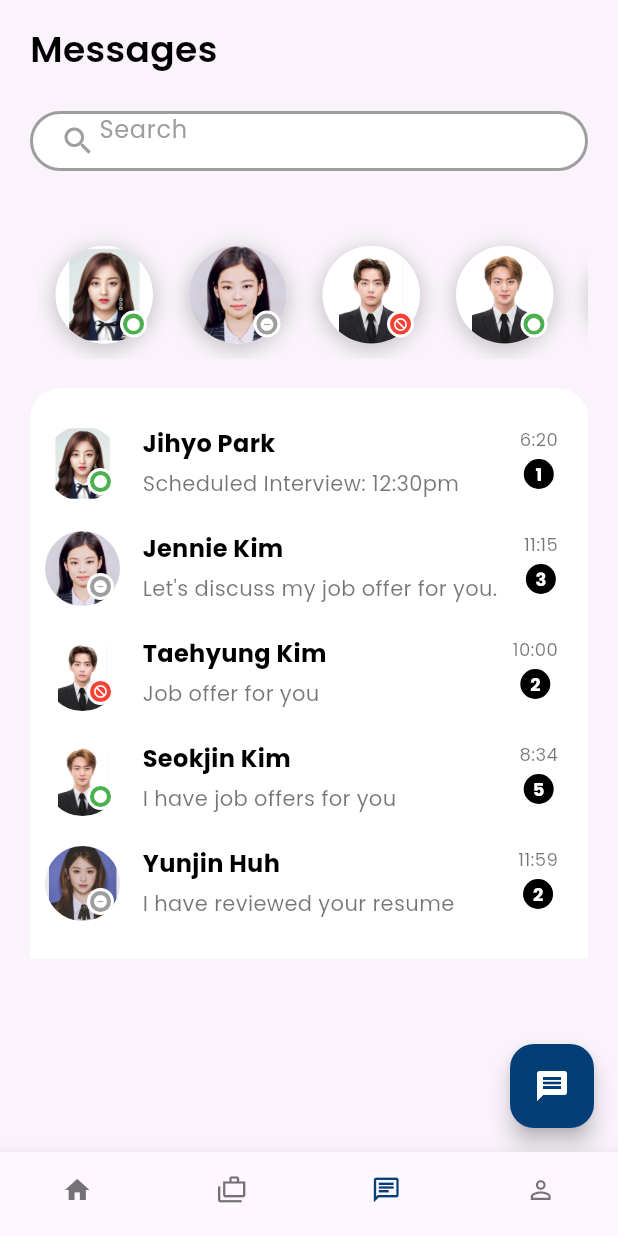
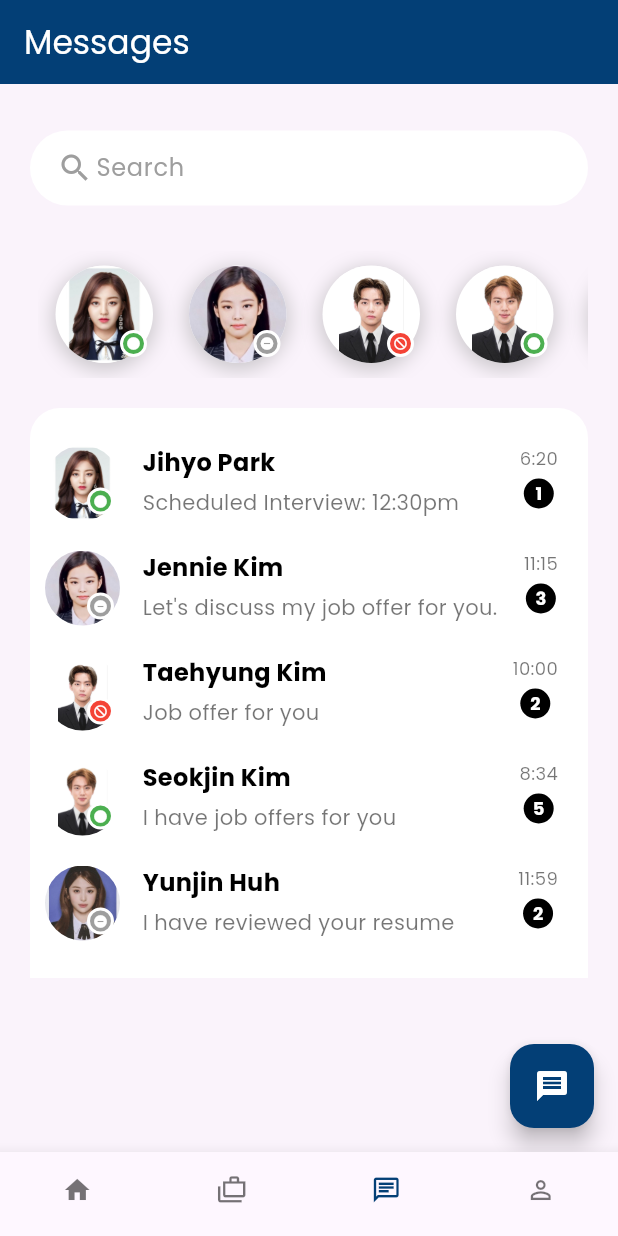
Before and after one commit to LDimaano/Trabahadoor_MobileApp, a Flutter app: the screen it shows after launch, item 3 of the bottom bar chosen, on a phone screen of 412 x 824 dp. Run offline on Flutter 3.47's test engine with Material 3 defaults, Android fonts, the phone set to English and light mode, and no system bars; our stand-ins replace google_fonts; missing offline and left inert: custom_clippers.

Commit message:
Edit chat, search, and profile

```diff
--- a/trabahadoor/lib/screens/chat/HomeChat.dart
+++ b/trabahadoor/lib/screens/chat/HomeChat.dart
@@ -8,6 +8,11 @@ class Homechat extends StatelessWidget {
   @override
   Widget build(BuildContext context) {
     return Scaffold(
+      appBar: AppBar(
+        title: const Text('Messages', style: TextStyle(color: Colors.white)),
+        backgroundColor: Theme.of(context).primaryColor,
+        elevation: 0,
+      ),
       backgroundColor:
           const Color.fromARGB(255, 217, 211, 211).withOpacity(0.1),
       body: Padding(
@@ -16,23 +21,14 @@ class Homechat extends StatelessWidget {
           children: [
             const Padding(
               padding: EdgeInsets.symmetric(vertical: 15),
-              child: Text(
-                "Messages",
-                style: TextStyle(
-                  color: Colors.black,
-                  fontSize: 24,
-                  fontWeight: FontWeight.w600,
-                ),
-              ),
             ),
-            const SizedBox(height: 10),
+            const SizedBox(height: 1),
             Container(
-              height: 40,
+              height: 50,
               padding: const EdgeInsets.symmetric(horizontal: 10),
               decoration: BoxDecoration(
                 color: Colors.white,
                 borderRadius: BorderRadius.circular(30),
-                border: Border.all(color: Colors.grey, width: 2),
               ),
               child: Row(
                 crossAxisAlignment: CrossAxisAlignment.center,
@@ -63,7 +59,7 @@ class Homechat extends StatelessWidget {
                 ],
               ),
             ),
-            const SizedBox(height: 15),
+            const SizedBox(height: 5),
             ActiveChats(),
             RecentChats(),
           ],
```
Also changed, not shown: trabahadoor/lib/screens/home/home.dart (+4 -10 lines), trabahadoor/lib/screens/profile/profile.dart (+5 -3 lines), trabahadoor/lib/screens/search/search.dart (+1 -11 lines).
